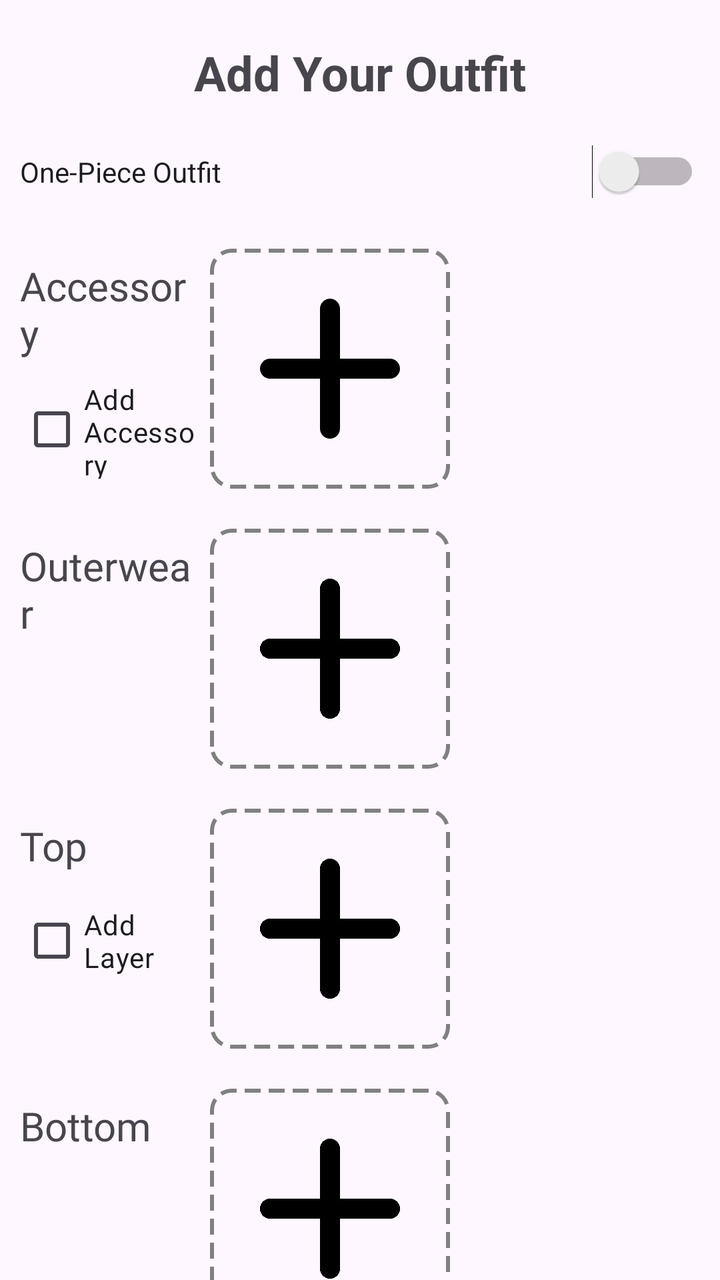
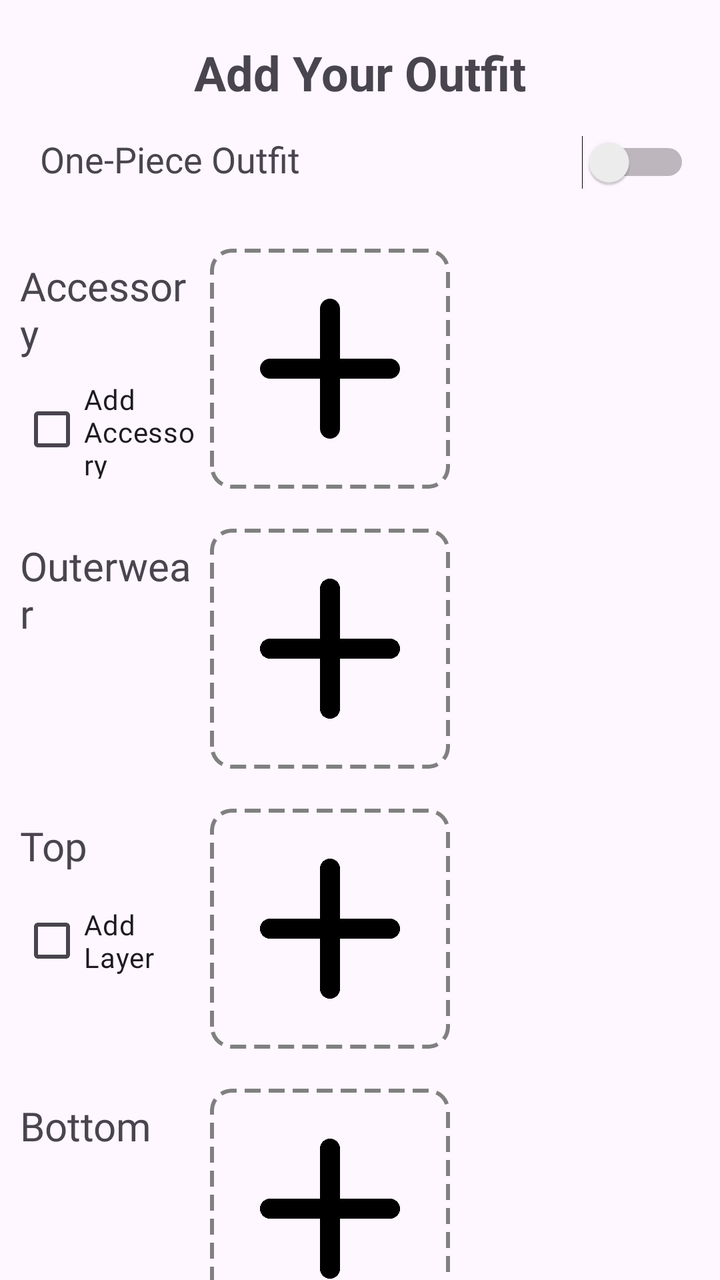

An Android layout rendered at two revisions. The XML below is the earlier revision; the diff shows what the commit changed to produce the second picture.
<!-- AndroidManifest.xml: application theme Theme.StyleWIZ_vol2 -->
<!-- res/layout/fragment_new_outfit.xml -->
<?xml version="1.0" encoding="utf-8"?>
<ScrollView xmlns:android="http://schemas.android.com/apk/res/android"
    android:layout_width="match_parent"
    android:layout_height="match_parent"
    xmlns:app="http://schemas.android.com/apk/res-auto"
    android:scrollbars="none">

    <LinearLayout
        android:layout_width="match_parent"
        android:layout_height="wrap_content"
        android:orientation="vertical"
        android:gravity="center">

        <TextView
            android:layout_width="wrap_content"
            android:layout_height="wrap_content"
            android:text="Add Your Outfit"
            android:layout_marginTop="20dp"
            android:textSize="24sp"
            android:textStyle="bold"
            android:layout_gravity="center" />

        <LinearLayout
            android:layout_width="match_parent"
            android:layout_height="wrap_content"
            android:orientation="horizontal"
            android:layout_marginTop="10dp"
            >


            <Switch
                android:id="@+id/switchOnePiece"
                android:layout_width="wrap_content"
                android:layout_height="wrap_content"
                android:layout_margin="10dp"
                android:layout_weight="1"
                android:text="One-Piece Outfit "/>


        </LinearLayout>

        
        <LinearLayout
            android:layout_width="match_parent"
            android:layout_height="wrap_content"
            android:orientation="horizontal"
            android:layout_marginTop="10dp"
            android:gravity="start"
            android:padding="5dp">

            <LinearLayout
                android:layout_width="wrap_content"
                android:layout_height="match_parent"
                android:orientation="vertical"
                android:layout_weight="1">

                <TextView
                    android:layout_width="wrap_content"
                    android:layout_height="wrap_content"
                    android:text="Accessory"
                    android:layout_margin="5dp"
                    android:textSize="20dp"
                    android:fontFamily="@font/roboto"/>

                <CheckBox
                    android:id="@+id/chkSecondAccessory"
                    android:layout_height="wrap_content"
                    android:layout_width="wrap_content"
                    android:layout_margin="5dp"
                    android:text="Add Accessory"
                    android:fontFamily="@font/roboto"/>
            </LinearLayout>

            <ImageView
                android:id="@+id/imgAccessory1"
                android:layout_width="120dp"
                android:layout_height="120dp"
                android:src="@drawable/round_add_24"
                android:background="@drawable/dashed_border"
                android:scaleType="centerCrop"
                android:contentDescription="Accessory 1"
                android:clipToOutline="true"/>

            <ImageView
                android:id="@+id/imgAccessory2"
                android:layout_width="120dp"
                android:layout_height="120dp"
                android:src="@drawable/round_add_24"
                android:layout_marginStart="10dp"
                android:background="@drawable/dashed_border"
                android:scaleType="centerCrop"
                android:contentDescription="Accessory 2"
                android:visibility="invisible"
                android:clipToOutline="true"/>





        </LinearLayout>

        
        <LinearLayout
            android:layout_width="match_parent"
            android:layout_height="wrap_content"
            android:orientation="horizontal"
            android:layout_marginTop="10dp"
            android:gravity="start"
            android:padding="5dp">

            <LinearLayout
                android:layout_width="wrap_content"
                android:layout_height="match_parent"
                android:orientation="vertical"
                android:layout_weight="1">

                <TextView
                    android:layout_width="wrap_content"
                    android:layout_height="wrap_content"
                    android:text="Outerwear"
                    android:layout_margin="5dp"
                    android:textSize="20dp"
                    android:fontFamily="@font/roboto"/>
            </LinearLayout>

            <ImageView
                android:id="@+id/imgOuterwear"
                android:layout_width="120dp"
                android:layout_height="120dp"
                android:src="@drawable/round_add_24"
                android:background="@drawable/dashed_border"
                android:scaleType="centerCrop"
                android:contentDescription="Outwear"
                android:clipToOutline="true"/>

            <View
                android:layout_width="120dp"
                android:layout_height="120dp"
                android:visibility="invisible"
                android:layout_marginStart="10dp"
                />
        </LinearLayout>

        
        <LinearLayout
            android:id="@+id/topSection"
            android:layout_width="match_parent"
            android:layout_height="wrap_content"
            android:orientation="horizontal"
            android:layout_marginTop="10dp"
            android:gravity="start"
            android:padding="5dp">

            <LinearLayout
                android:layout_width="wrap_content"
                android:layout_height="match_parent"
                android:orientation="vertical"
                android:layout_weight="1">

                <TextView
                    android:layout_width="wrap_content"
                    android:layout_height="wrap_content"
                    android:text="Top"
                    android:layout_margin="5dp"
                    android:textSize="20dp"
                    android:fontFamily="@font/roboto"/>

                <CheckBox
                    android:id="@+id/chkSecondLayer"
                    android:layout_height="wrap_content"
                    android:layout_width="wrap_content"
                    android:layout_margin="5dp"
                    android:text="Add Layer"
                    android:fontFamily="@font/roboto"/>
            </LinearLayout>

            <ImageView
                android:id="@+id/imgTop1"
                android:layout_width="120dp"
                android:layout_height="120dp"
                android:src="@drawable/round_add_24"
                android:background="@drawable/dashed_border"
                android:scaleType="centerCrop"
                android:contentDescription="Top 1"
                android:clipToOutline="true"/>

            <ImageView
                android:id="@+id/imgTop2"
                android:layout_width="120dp"
                android:layout_height="120dp"
                android:src="@drawable/round_add_24"
                android:layout_marginStart="10dp"
                android:background="@drawable/dashed_border"
                android:scaleType="centerCrop"
                android:contentDescription="Top 2"
                android:visibility="invisible"
                android:clipToOutline="true"/>
        </LinearLayout>

        
        <LinearLayout
            android:id="@+id/bottomSection"
            android:layout_width="match_parent"
            android:layout_height="wrap_content"
            android:orientation="horizontal"
            android:layout_marginTop="10dp"
            android:gravity="start"
            android:padding="5dp">

            <LinearLayout
                android:layout_width="wrap_content"
                android:layout_height="match_parent"
                android:orientation="vertical"
                android:layout_weight="1">

                <TextView
                    android:layout_width="wrap_content"
                    android:layout_height="wrap_content"
                    android:text="Bottom"
                    android:layout_margin="5dp"
                    android:textSize="20dp"
                    android:fontFamily="@font/roboto"/>
            </LinearLayout>

            <ImageView
                android:id="@+id/imgBottom"
                android:layout_width="120dp"
                android:layout_height="120dp"
                android:src="@drawable/round_add_24"
                android:background="@drawable/dashed_border"
                android:scaleType="centerCrop"
                android:contentDescription="Bottom"
                android:clipToOutline="true"/>

            <View
                android:layout_width="120dp"
                android:layout_height="120dp"
                android:visibility="invisible"
                android:layout_marginStart="10dp"
                />

        </LinearLayout>

        
        <LinearLayout
            android:id="@+id/onePieceSection"
            android:layout_width="match_parent"
            android:layout_height="wrap_content"
            android:orientation="horizontal"
            android:layout_marginTop="10dp"
            android:gravity="start"
            android:padding="5dp"
            android:visibility="gone">

            <LinearLayout
                android:layout_width="wrap_content"
                android:layout_height="match_parent"
                android:orientation="vertical"
                android:layout_weight="1">

                <TextView
                    android:layout_width="wrap_content"
                    android:layout_height="wrap_content"
                    android:text="One-Piece"
                    android:layout_margin="5dp"
                    android:textSize="20dp"
                    android:fontFamily="@font/roboto"/>

                <CheckBox
                    android:id="@+id/chkLayerOnePiece"
                    android:layout_height="wrap_content"
                    android:layout_width="wrap_content"
                    android:layout_margin="5dp"
                    android:text="Add Layer"
                    android:fontFamily="@font/roboto"/>
            </LinearLayout>

            <ImageView
                android:id="@+id/imgOnePiece"
                android:layout_width="120dp"
                android:layout_height="120dp"
                android:src="@drawable/round_add_24"
                android:background="@drawable/dashed_border"
                android:scaleType="centerCrop"
                android:contentDescription="One-Piece"
                android:clipToOutline="true"/>

            <ImageView
                android:id="@+id/imgLayerOnePiece"
                android:layout_width="120dp"
                android:layout_height="120dp"
                android:src="@drawable/round_add_24"
                android:layout_marginStart="10dp"
                android:background="@drawable/dashed_border"
                android:scaleType="centerCrop"
                android:contentDescription="Top Layer"
                android:visibility="invisible"
                android:clipToOutline="true"/>
        </LinearLayout>

        
        <LinearLayout
            android:layout_width="match_parent"
            android:layout_height="wrap_content"
            android:orientation="horizontal"
            android:layout_marginTop="10dp"
            android:gravity="start"
            android:padding="5dp">

            <LinearLayout
                android:layout_width="wrap_content"
                android:layout_height="match_parent"
                android:orientation="vertical"
                android:layout_weight="1">

                <TextView
                    android:layout_width="wrap_content"
                    android:layout_height="wrap_content"
                    android:text="Shoes"
                    android:layout_margin="5dp"
                    android:textSize="20dp"
                    android:fontFamily="@font/roboto"/>
            </LinearLayout>

            <ImageView
                android:id="@+id/imgShoes"
                android:layout_width="120dp"
                android:layout_height="120dp"
                android:src="@drawable/round_add_24"
                android:background="@drawable/dashed_border"
                android:scaleType="centerCrop"
                android:contentDescription="Shoes"
                android:clipToOutline="true"/>

            <View
                android:layout_width="120dp"
                android:layout_height="120dp"
                android:visibility="invisible"
                android:layout_marginStart="10dp"
                />
        </LinearLayout>



        <androidx.appcompat.widget.AppCompatButton
            android:id="@+id/addOutfitBtn"
            android:layout_width="match_parent"
            android:layout_height="50dp"
            android:background="@drawable/edittextshape"
            android:backgroundTint="@color/blue"
            android:text="SAVE OUTFIT"
            android:textColor="@color/white"
            android:fontFamily="@font/roboto"
            android:textStyle="bold"
            android:layout_margin="30dp"/>
    </LinearLayout>
</ScrollView>
<!-- resources referenced by this layout -->
<resources>
  <color name="blue">#2196F3</color>
  <color name="white">#FFFFFFFF</color>
  <!-- drawable dashed_border (drawable) -->
  <?xml version="1.0" encoding="utf-8"?>
  <shape xmlns:android="http://schemas.android.com/apk/res/android"
      android:shape="rectangle">
  
      <stroke
          android:width="2dp"
          android:color="#808080"
          android:dashWidth="8dp"
          android:dashGap="4dp"/>
  
      <solid android:color="@android:color/transparent"/>
  
  
      <corners android:radius="10dp"/>
  </shape>
  <!-- drawable edittextshape (drawable) -->
  <?xml version="1.0" encoding="utf-8"?>
  <shape xmlns:android="http://schemas.android.com/apk/res/android">
      <solid android:color="@color/white"/>
      <corners android:radius="15dp"/>
      <stroke android:color="#f4f4f4" android:width="1dp"/>
  </shape>
  <!-- drawable round_add_24 (drawable) -->
  <vector android:height="24dp" android:tint="#000000"
      android:viewportHeight="24" android:viewportWidth="24"
      android:width="24dp" xmlns:android="http://schemas.android.com/apk/res/android">
      <path android:fillColor="@android:color/white" android:pathData="M18,13h-5v5c0,0.55 -0.45,1 -1,1s-1,-0.45 -1,-1v-5H6c-0.55,0 -1,-0.45 -1,-1s0.45,-1 1,-1h5V6c0,-0.55 0.45,-1 1,-1s1,0.45 1,1v5h5c0.55,0 1,0.45 1,1s-0.45,1 -1,1z"/>
  </vector>
  <style name="Theme.StyleWIZ_vol2" parent="Base.Theme.StyleWIZ_vol2" />
  <style name="Base.Theme.StyleWIZ_vol2" parent="Theme.Material3.DayNight.NoActionBar">
          
          
      </style>
</resources>

<!-- the commit's change to res/layout/fragment_new_outfit.xml (unified diff, before → after) -->
@@ -24,17 +24,25 @@
             android:layout_width="match_parent"
             android:layout_height="wrap_content"
             android:orientation="horizontal"
-            android:layout_marginTop="10dp"
-            >
-
+            android:layout_margin="15dp">
+
+            <TextView
+                android:layout_width="0dp"
+                android:layout_height="wrap_content"
+                android:text="One-Piece Outfit"
+                android:textSize="18sp"
+                android:fontFamily="@font/roboto"
+                android:layout_weight="1"
+                android:layout_marginStart="5dp"/>
 
             <Switch
                 android:id="@+id/switchOnePiece"
                 android:layout_width="wrap_content"
                 android:layout_height="wrap_content"
-                android:layout_margin="10dp"
-                android:layout_weight="1"
-                android:text="One-Piece Outfit "/>
+                android:clickable="true"
+                android:focusable="true"
+                android:textOff=""
+                android:textOn=""/>
 
 
         </LinearLayout>
@@ -98,6 +106,21 @@
 
 
         </LinearLayout>
+        <TextView
+            android:id="@+id/tvWarningAccessory"
+            android:layout_width="wrap_content"
+            android:layout_height="wrap_content"
+            android:layout_gravity="start"
+            android:text="Select an image for the first accessory!"
+            android:textSize="16sp"
+            android:textColor="@color/red"
+            android:drawableStart="@drawable/outline_info_24"
+            android:drawablePadding="5dp"
+            android:drawableTint="@color/red"
+            android:padding="8dp"
+            android:alpha="1.0"
+            android:visibility="gone"/>
+
 
         
         <LinearLayout
@@ -196,6 +219,20 @@
                 android:visibility="invisible"
                 android:clipToOutline="true"/>
         </LinearLayout>
+        <TextView
+            android:id="@+id/tvWarningTop"
+            android:layout_width="wrap_content"
+            android:layout_height="wrap_content"
+            android:layout_gravity="start"
+            android:text="Select an image for the first top!"
+            android:textSize="16sp"
+            android:textColor="@color/red"
+            android:drawableStart="@drawable/outline_info_24"
+            android:drawablePadding="5dp"
+            android:drawableTint="@color/red"
+            android:padding="8dp"
+            android:alpha="1.0"
+            android:visibility="gone"/>
 
         
         <LinearLayout
@@ -297,6 +334,21 @@
                 android:visibility="invisible"
                 android:clipToOutline="true"/>
         </LinearLayout>
+
+        <TextView
+            android:id="@+id/tvWarningOnePiece"
+            android:layout_width="wrap_content"
+            android:layout_height="wrap_content"
+            android:layout_gravity="start"
+            android:text="Select an image for the one-piece first!"
+            android:textSize="16sp"
+            android:textColor="@color/red"
+            android:drawableStart="@drawable/outline_info_24"
+            android:drawablePadding="5dp"
+            android:drawableTint="@color/red"
+            android:padding="8dp"
+            android:alpha="1.0"
+            android:visibility="gone"/>
 
         
         <LinearLayout
<!-- resource entries referenced after the edit -->
@@ -1,6 +1,7 @@
 <!-- resources referenced by this layout -->
 <resources>
   <color name="blue">#2196F3</color>
+  <color name="red">#FF0000</color>
   <color name="white">#FFFFFFFF</color>
   <!-- drawable dashed_border (drawable) -->
   <?xml version="1.0" encoding="utf-8"?>
@@ -25,6 +26,12 @@
       <corners android:radius="15dp"/>
       <stroke android:color="#f4f4f4" android:width="1dp"/>
   </shape>
+  <!-- drawable outline_info_24 (drawable) -->
+  <vector android:height="24dp" android:tint="#000000"
+      android:viewportHeight="24" android:viewportWidth="24"
+      android:width="24dp" xmlns:android="http://schemas.android.com/apk/res/android">
+      <path android:fillColor="@android:color/white" android:pathData="M11,7h2v2h-2zM11,11h2v6h-2zM12,2C6.48,2 2,6.48 2,12s4.48,10 10,10 10,-4.48 10,-10S17.52,2 12,2zM12,20c-4.41,0 -8,-3.59 -8,-8s3.59,-8 8,-8 8,3.59 8,8 -3.59,8 -8,8z"/>
+  </vector>
   <!-- drawable round_add_24 (drawable) -->
   <vector android:height="24dp" android:tint="#000000"
       android:viewportHeight="24" android:viewportWidth="24"
